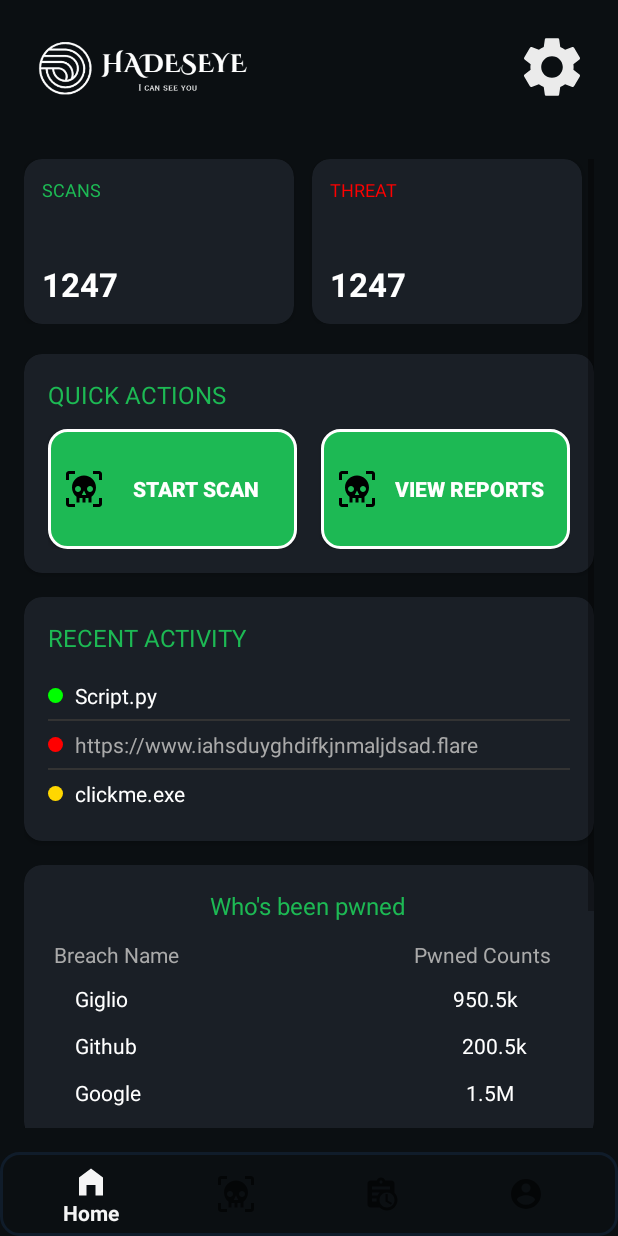
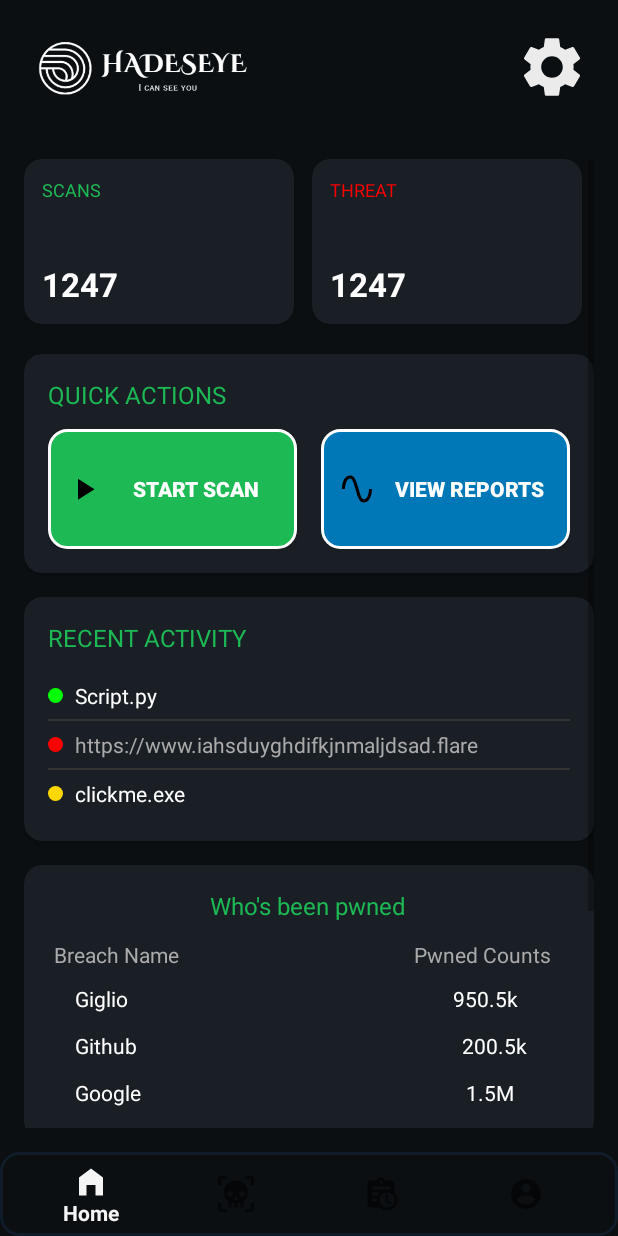
Before and after one commit to LaVenganzaDelLadron/HadesEyeAnalyzer, an Android app: the HomeFragment screen opened directly, with no data from a screen before it, on a phone screen of 412 x 824 dp. Run offline under Robolectric (Android 15) with nearby library versions, the phone set to English and light mode, and no system bars.

Commit message:
Initial Commit

```diff
--- /dev/null
+++ b/app/src/main/res/drawable/blue_button.xml
@@ -0,0 +1,25 @@
+<ripple xmlns:android="http://schemas.android.com/apk/res/android"
+    android:color="#03045E"> <!-- Blue ripple color -->
+
+    <item>
+        <selector>
+            <!-- Pressed state -->
+            <item android:state_pressed="true">
+                <shape android:shape="rectangle">
+                    <solid android:color="#03045E"/> <!-- Darker green -->
+                    <corners android:radius="12dp"/>
+                    <stroke android:width="2dp" android:color="#FFFFFF"/> <!-- White outline -->
+                </shape>
+            </item>
+
+            <!-- Default state -->
+            <item>
+                <shape android:shape="rectangle">
+                    <solid android:color="#0077B6"/> <!-- Default green -->
+                    <corners android:radius="12dp"/>
+                    <stroke android:width="2dp" android:color="#FFFFFF"/> <!-- White outline -->
+                </shape>
+            </item>
+        </selector>
+    </item>
+</ripple>
--- /dev/null
+++ b/app/src/main/res/drawable/play.xml
@@ -0,0 +1 @@
+<!-- drawable/play.xml --><vector xmlns:android="http://schemas.android.com/apk/res/android" android:height="24dp" android:width="24dp" android:viewportWidth="24" android:viewportHeight="24"><path android:fillColor="#000000" android:pathData="M8,5.14V19.14L19,12.14L8,5.14Z" /></vector>
--- /dev/null
+++ b/app/src/main/res/drawable/sine_wave.xml
@@ -0,0 +1 @@
+<!-- drawable/sine_wave.xml --><vector xmlns:android="http://schemas.android.com/apk/res/android" android:height="24dp" android:width="24dp" android:viewportWidth="24" android:viewportHeight="24"><path android:fillColor="#000000" android:pathData="M16.5,21C13.5,21 12.31,16.76 11.05,12.28C10.14,9.04 9,5 7.5,5C4.11,5 4,11.93 4,12H2C2,11.63 2.06,3 7.5,3C10.5,3 11.71,7.25 12.97,11.74C13.83,14.8 15,19 16.5,19C19.94,19 20.03,12.07 20.03,12H22.03C22.03,12.37 21.97,21 16.5,21Z" /></vector>
--- a/app/src/main/res/layout/fragment_home.xml
+++ b/app/src/main/res/layout/fragment_home.xml
@@ -192,7 +192,7 @@
                         android:layout_marginEnd="8dp"
                         android:background="@drawable/green_button"
                         android:gravity="center"
-                        android:drawableLeft="@drawable/skull_scan"
+                        android:drawableLeft="@drawable/play"
                         android:drawablePadding="8dp"
                         android:padding="12dp"
                         android:text="START SCAN"
@@ -207,9 +207,9 @@
                         android:layout_height="80dp"
                         android:layout_weight="1"
                         android:layout_marginStart="8dp"
-                        android:background="@drawable/green_button"
+                        android:background="@drawable/blue_button"
                         android:gravity="center"
-                        android:drawableLeft="@drawable/skull_scan"
+                        android:drawableLeft="@drawable/sine_wave"
                         android:drawablePadding="8dp"
                         android:padding="12dp"
                         android:text="VIEW REPORTS"
```
